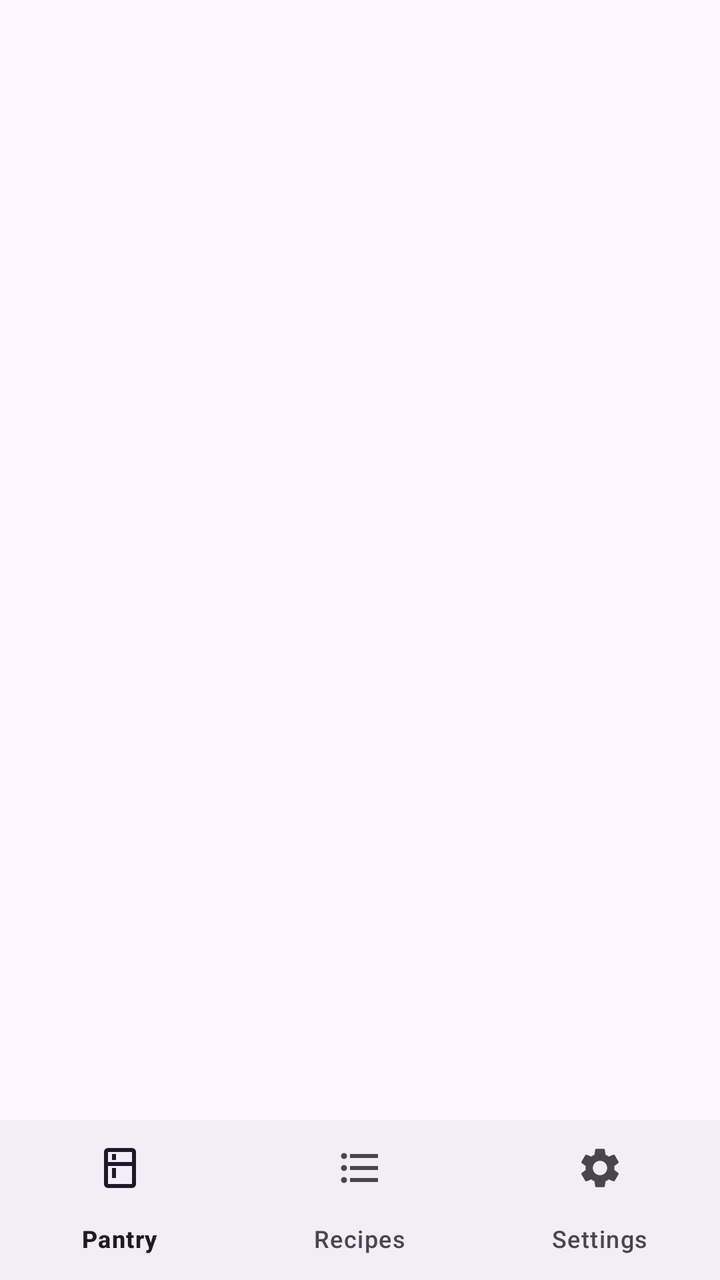
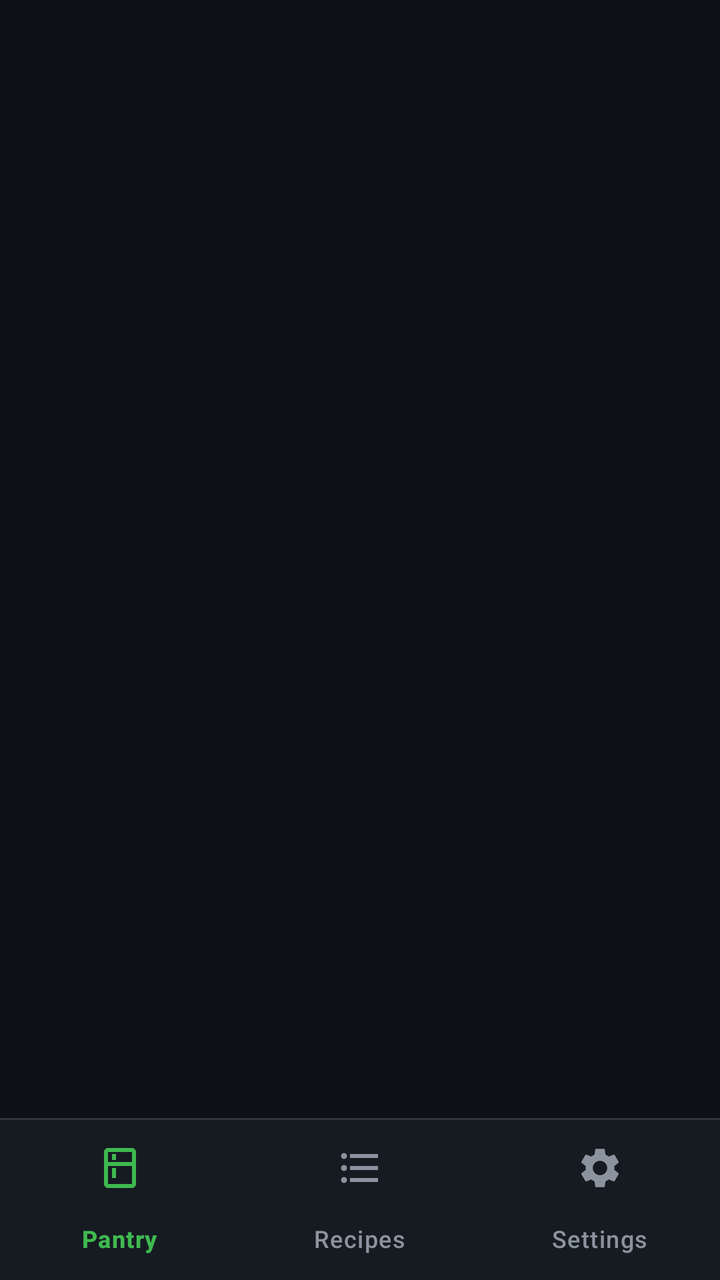

An Android layout rendered at two revisions. The XML below is the earlier revision; the diff shows what the commit changed to produce the second picture.
<!-- AndroidManifest.xml: application theme Theme.SmartPantryManager -->
<!-- res/layout/activity_base.xml -->
<?xml version="1.0" encoding="utf-8"?>
<LinearLayout xmlns:android="http://schemas.android.com/apk/res/android"
    xmlns:app="http://schemas.android.com/apk/res-auto"
    android:id="@+id/base_root"
    android:layout_width="match_parent"
    android:layout_height="match_parent"
    android:orientation="vertical">

    
    <FrameLayout
        android:id="@+id/content_container"
        android:layout_width="match_parent"
        android:layout_height="0dp"
        android:layout_weight="1"
    />

    
    <com.google.android.material.bottomnavigation.BottomNavigationView
        android:id="@+id/bottom_nav"
        android:layout_width="match_parent"
        android:layout_height="wrap_content"
        app:menu="@menu/bottom_nav_menu"
    />

</LinearLayout>
<!-- resources referenced by this layout -->
<resources>
  <style name="Theme.SmartPantryManager" parent="Base.Theme.SmartPantryManager" />
  <style name="Base.Theme.SmartPantryManager" parent="Theme.Material3.DayNight.NoActionBar">
          
          
      </style>
</resources>

<!-- the commit's change to res/layout/activity_base.xml (unified diff, before → after) -->
@@ -4,6 +4,7 @@
     android:id="@+id/base_root"
     android:layout_width="match_parent"
     android:layout_height="match_parent"
+    android:background="@color/canvas"
     android:orientation="vertical">
 
     
@@ -15,6 +16,12 @@
     />
 
     
+    <View
+        android:layout_width="match_parent"
+        android:layout_height="1dp"
+        android:background="@color/border" />
+
+    
     <com.google.android.material.bottomnavigation.BottomNavigationView
         android:id="@+id/bottom_nav"
         android:layout_width="match_parent"
<!-- resource entries referenced after the edit -->
@@ -1,9 +1,70 @@
 <!-- resources referenced by this layout -->
 <resources>
+  <color name="border">#30363D</color>
+  <color name="canvas">#0D1117</color>
   <style name="Theme.SmartPantryManager" parent="Base.Theme.SmartPantryManager" />
-  <style name="Base.Theme.SmartPantryManager" parent="Theme.Material3.DayNight.NoActionBar">
+  <style name="Base.Theme.SmartPantryManager" parent="Theme.Material3.Dark.NoActionBar">
           
+          <item name="colorPrimary">@color/green</item>
+          <item name="colorOnPrimary">@color/white</item>
+          <item name="colorPrimaryContainer">@color/green_subtle</item>
+          <item name="colorOnPrimaryContainer">@color/green_light</item>
+          <item name="colorSecondaryContainer">@color/green_subtle</item>
+          <item name="colorOnSecondaryContainer">@color/green_light</item>
+          <item name="colorSurface">@color/canvas</item>
+          <item name="colorOnSurface">@color/text_primary</item>
+          <item name="colorOnSurfaceVariant">@color/text_secondary</item>
+          <item name="colorSurfaceContainer">@color/surface</item>
+          <item name="colorSurfaceContainerHigh">@color/surface_raised</item>
+          <item name="colorOutline">@color/border</item>
+          <item name="colorOutlineVariant">@color/border</item>
+          <item name="colorError">@color/red_light</item>
+          <item name="colorOnError">@color/white</item>
+          <item name="android:colorBackground">@color/canvas</item>
+          <item name="android:statusBarColor">@color/canvas</item>
+          <item name="android:navigationBarColor">@color/canvas</item>
+  
           
+          <item name="materialButtonStyle">@style/Widget.Spm.Button</item>
+          <item name="materialButtonOutlinedStyle">@style/Widget.Spm.Button.Outlined</item>
+          <item name="textInputStyle">@style/Widget.Material3.TextInputLayout.OutlinedBox</item>
+          <item name="bottomNavigationStyle">@style/Widget.Spm.BottomNav</item>
+          <item name="materialAlertDialogTheme">@style/ThemeOverlay.Spm.Dialog</item>
+      </style>
+  <color name="green">#238636</color>
+  <color name="white">#FFFFFFFF</color>
+  <color name="green_subtle">#1A2F20</color>
+  <color name="green_light">#3FB950</color>
+  <color name="text_primary">#E6EDF3</color>
+  <color name="text_secondary">#8B949E</color>
+  <color name="surface">#161B22</color>
+  <color name="surface_raised">#21262D</color>
+  <color name="red_light">#F85149</color>
+  <style name="Widget.Spm.Button" parent="Widget.Material3.Button">
+          <item name="backgroundTint">@color/green</item>
+          <item name="android:textColor">@color/white</item>
+          <item name="iconTint">@color/white</item>
+          <item name="cornerRadius">6dp</item>
+      </style>
+  <style name="Widget.Spm.Button.Outlined" parent="Widget.Material3.Button.OutlinedButton">
+          <item name="backgroundTint">@color/surface</item>
+          <item name="android:textColor">@color/text_primary</item>
+          <item name="strokeColor">@color/border</item>
+          <item name="strokeWidth">1dp</item>
+          <item name="cornerRadius">6dp</item>
+      </style>
+  <style name="Widget.Spm.BottomNav" parent="Widget.Material3.BottomNavigationView">
+          <item name="backgroundTint">@color/surface</item>
+          <item name="itemIconTint">@color/nav_item</item>
+          <item name="itemTextColor">@color/nav_item</item>
+          <item name="itemActiveIndicatorStyle">@style/Widget.Spm.NavIndicator</item>
+      </style>
+  <style name="ThemeOverlay.Spm.Dialog" parent="ThemeOverlay.Material3.MaterialAlertDialog">
+          <item name="colorSurfaceContainerHigh">@color/surface</item>
+          <item name="colorPrimary">@color/green_light</item>
+      </style>
+  <style name="Widget.Spm.NavIndicator" parent="Widget.Material3.BottomNavigationView.ActiveIndicator">
+          <item name="android:color">@color/green_subtle</item>
       </style>
 </resources>
 
